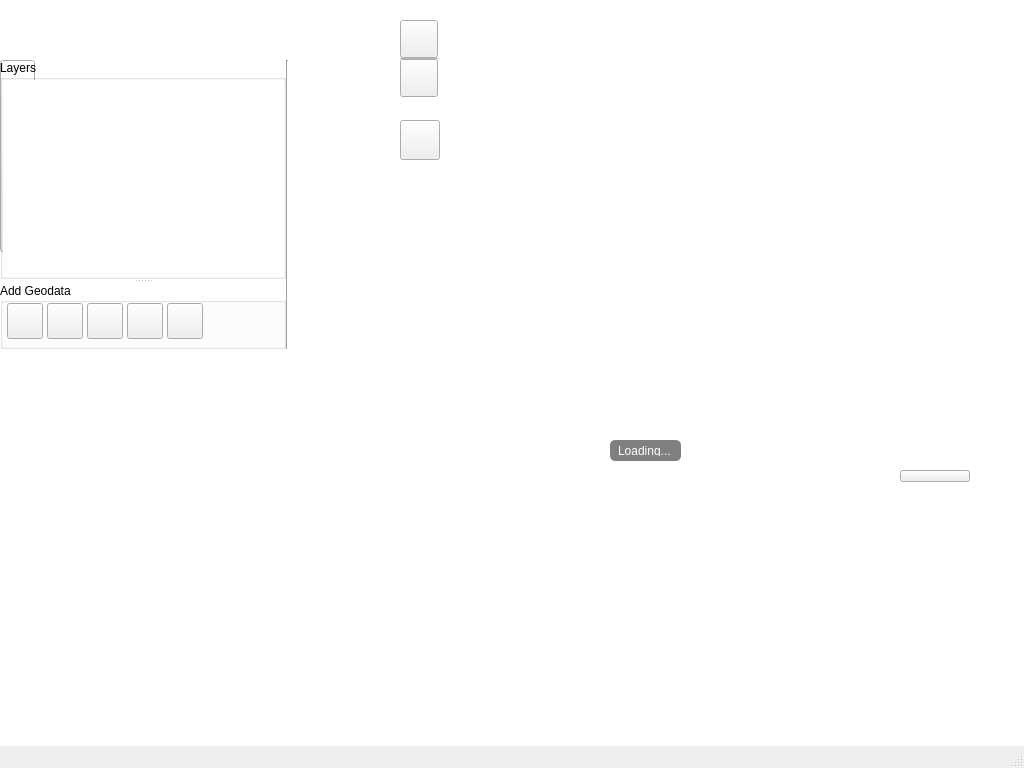
Before: the Qt Designer form kadas/app/ui/kadaswindowbase.ui in kadas-albireo/kadas-albireo2, drawn with Qt 5.
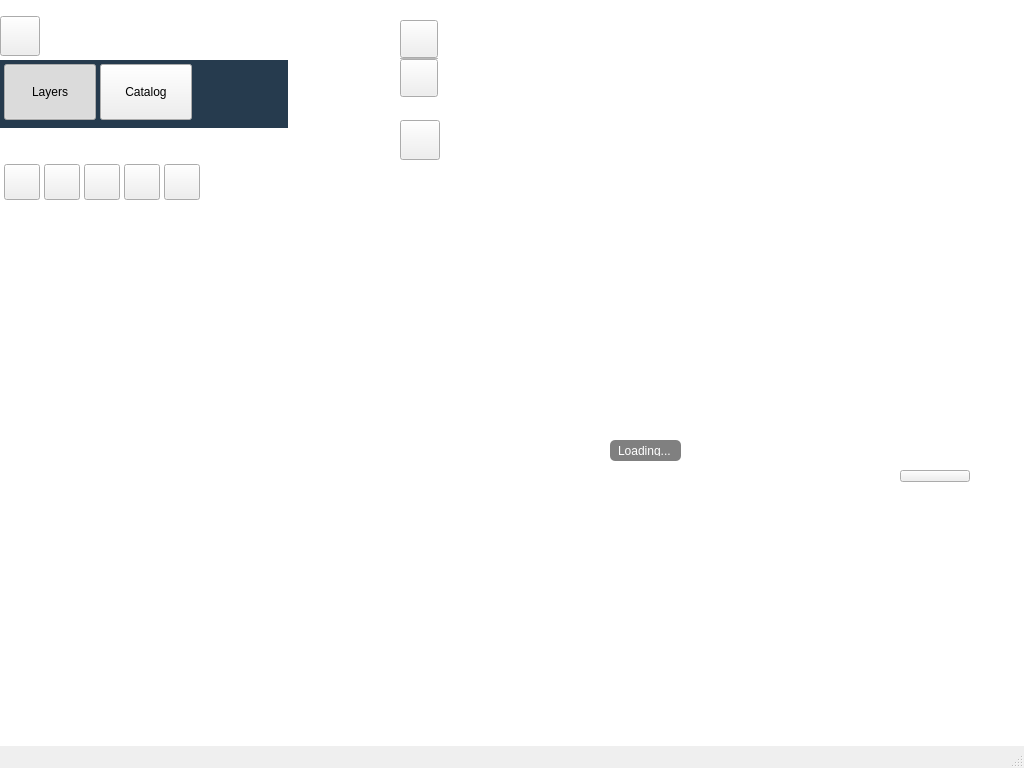
After: the same form once the commit is applied. The open tabs and pages were chosen to show the change. Icons and pictures are not drawn. Custom widgets are drawn as their Qt base class.

Commit message: use a side panel for the layer tree + catalog

The edit to the form file:
```diff
--- a/kadas/app/ui/kadaswindowbase.ui
+++ b/kadas/app/ui/kadaswindowbase.ui
@@ -51,27 +51,27 @@
        <property name="geometry">
         <rect>
          <x>0</x>
-         <y>60</y>
-         <width>35</width>
-         <height>192</height>
+         <y>16</y>
+         <width>40</width>
+         <height>40</height>
         </rect>
        </property>
        <property name="sizePolicy">
-        <sizepolicy hsizetype="Fixed" vsizetype="Expanding">
+        <sizepolicy hsizetype="Fixed" vsizetype="Fixed">
          <horstretch>0</horstretch>
          <verstretch>0</verstretch>
         </sizepolicy>
        </property>
        <property name="minimumSize">
         <size>
-         <width>35</width>
-         <height>0</height>
+         <width>40</width>
+         <height>40</height>
         </size>
        </property>
        <property name="maximumSize">
         <size>
-         <width>35</width>
-         <height>16777215</height>
+         <width>40</width>
+         <height>40</height>
         </size>
        </property>
        <property name="text">
@@ -288,25 +288,138 @@
         <property name="horizontalSpacing">
          <number>0</number>
         </property>
-        <item row="0" column="0">
-         <widget class="QSplitter" name="splitter">
+        <property name="verticalSpacing">
+         <number>0</number>
+        </property>
+        <item row="0" column="0" colspan="2">
+           <widget class="QWidget" name="mLayersTabBar" native="true">
+            <property name="styleSheet">
+             <string notr="true">#mLayersTabBar { background-color: #263B4E; }</string>
+            </property>
+            <layout class="QHBoxLayout" name="mLayersTabBarLayout">
+             <property name="spacing">
+              <number>4</number>
+             </property>
+             <property name="leftMargin">
+              <number>4</number>
+             </property>
+             <property name="topMargin">
+              <number>4</number>
+             </property>
+             <property name="rightMargin">
+              <number>4</number>
+             </property>
+             <property name="bottomMargin">
+              <number>8</number>
+             </property>
+             <item>
+              <widget class="KadasRibbonButton" name="mLayersTabButton">
+               <property name="sizePolicy">
+                <sizepolicy hsizetype="MinimumExpanding" vsizetype="Fixed">
+                 <horstretch>0</horstretch>
+                 <verstretch>0</verstretch>
+                </sizepolicy>
+               </property>
+               <property name="minimumSize">
+                <size>
+                 <width>56</width>
+                 <height>56</height>
+                </size>
+               </property>
+               <property name="maximumSize">
+                <size>
+                 <width>96</width>
+                 <height>56</height>
+                </size>
+               </property>
+               <property name="toolTip">
+                <string>Layers</string>
+               </property>
+               <property name="text">
+                <string>Layers</string>
+               </property>
+               <property name="icon">
+                <iconset resource="../../resources/resources.qrc">
+                 <normaloff>:/kadas/icons/layertree</normaloff>:/kadas/icons/layertree</iconset>
+               </property>
+               <property name="iconSize">
+                <size>
+                 <width>24</width>
+                 <height>24</height>
+                </size>
+               </property>
+               <property name="checkable">
+                <bool>true</bool>
+               </property>
+               <property name="checked">
+                <bool>true</bool>
+               </property>
+              </widget>
+             </item>
+             <item>
+              <widget class="KadasRibbonButton" name="mGeodataTabButton">
+               <property name="sizePolicy">
+                <sizepolicy hsizetype="MinimumExpanding" vsizetype="Fixed">
+                 <horstretch>0</horstretch>
+                 <verstretch>0</verstretch>
+                </sizepolicy>
+               </property>
+               <property name="minimumSize">
+                <size>
+                 <width>56</width>
+                 <height>56</height>
+                </size>
+               </property>
+               <property name="maximumSize">
+                <size>
+                 <width>96</width>
+                 <height>56</height>
+                </size>
+               </property>
+               <property name="toolTip">
+                <string>Catalog</string>
+               </property>
+               <property name="text">
+                <string>Catalog</string>
+               </property>
+               <property name="icon">
+                <iconset resource="../../resources/resources.qrc">
+                 <normaloff>:/kadas/icons/add_layer</normaloff>:/kadas/icons/add_layer</iconset>
+               </property>
+               <property name="iconSize">
+                <size>
+                 <width>24</width>
+                 <height>24</height>
+                </size>
+               </property>
+               <property name="checkable">
+                <bool>true</bool>
+               </property>
+              </widget>
+             </item>
+             <item>
+              <spacer name="mLayersTabBarSpacer">
           <property name="orientation">
-           <enum>Qt::Orientation::Vertical</enum>
-          </property>
-          <property name="childrenCollapsible">
-           <bool>false</bool>
-          </property>
-          <widget class="QgsCollapsibleGroupBox" name="mLayersBox">
-           <property name="sizePolicy">
-            <sizepolicy hsizetype="Preferred" vsizetype="Preferred">
-             <horstretch>0</horstretch>
-             <verstretch>0</verstretch>
-            </sizepolicy>
-           </property>
-           <property name="title">
-            <string>Layers</string>
-           </property>
-           <layout class="QHBoxLayout" name="horizontalLayout">
+                <enum>Qt::Orientation::Horizontal</enum>
+               </property>
+               <property name="sizeHint" stdset="0">
+                <size>
+                 <width>0</width>
+                 <height>0</height>
+                </size>
+               </property>
+              </spacer>
+             </item>
+            </layout>
+           </widget>
+        </item>
+        <item row="1" column="0">
+         <widget class="QStackedWidget" name="mLayersStack">
+            <property name="currentIndex">
+             <number>0</number>
+            </property>
+            <widget class="QWidget" name="mLayersTreePage">
+             <layout class="QVBoxLayout" name="mLayersTreePageLayout">
             <property name="spacing">
              <number>0</number>
             </property>
@@ -358,17 +471,8 @@
             </item>
            </layout>
           </widget>
-          <widget class="QgsCollapsibleGroupBox" name="mGeodataBox">
-           <property name="maximumSize">
-            <size>
-             <width>16777215</width>
-             <height>16777215</height>
-            </size>
-           </property>
-           <property name="title">
-            <string>Add Geodata</string>
-           </property>
-           <layout class="QVBoxLayout" name="verticalLayout_3">
+            <widget class="QWidget" name="mGeodataPage">
+             <layout class="QVBoxLayout" name="mGeodataPageLayout">
             <property name="leftMargin">
              <number>0</number>
             </property>
@@ -391,13 +495,13 @@
                 <number>4</number>
                </property>
                <property name="topMargin">
-                <number>0</number>
+                <number>4</number>
                </property>
                <property name="rightMargin">
                 <number>4</number>
                </property>
                <property name="bottomMargin">
-                <number>0</number>
+                <number>4</number>
                </property>
                <item>
                 <widget class="QToolButton" name="mOpenLayerButton">
@@ -532,8 +636,8 @@
           </widget>
          </widget>
         </item>
-        <item row="0" column="1">
-         <widget class="Line" name="mLayersWidgetResizeHandle">
+        <item row="1" column="1">
+         <widget class="QWidget" name="mLayersWidgetResizeHandle" native="true">
           <property name="sizePolicy">
            <sizepolicy hsizetype="Fixed" vsizetype="Preferred">
             <horstretch>0</horstretch>
@@ -555,9 +659,6 @@
           <property name="cursor">
            <cursorShape>SizeHorCursor</cursorShape>
           </property>
-          <property name="orientation">
-           <enum>Qt::Orientation::Vertical</enum>
-          </property>
          </widget>
         </item>
        </layout>
@@ -693,6 +794,11 @@
    <header location="global">kadas/gui/kadascatalogbrowser.h</header>
    <container>1</container>
   </customwidget>
+  <customwidget>
+   <class>KadasRibbonButton</class>
+   <extends>QToolButton</extends>
+   <header location="global">kadas/gui/kadasribbonbutton.h</header>
+  </customwidget>
  </customwidgets>
  <resources>
   <include location="../../resources/resources.qrc"/>
```
Left out of the diff: 9 changed lines with no effect on the pictures. Lines whose indentation alone changed are shown as unchanged. The commit also changes 8 other files.
